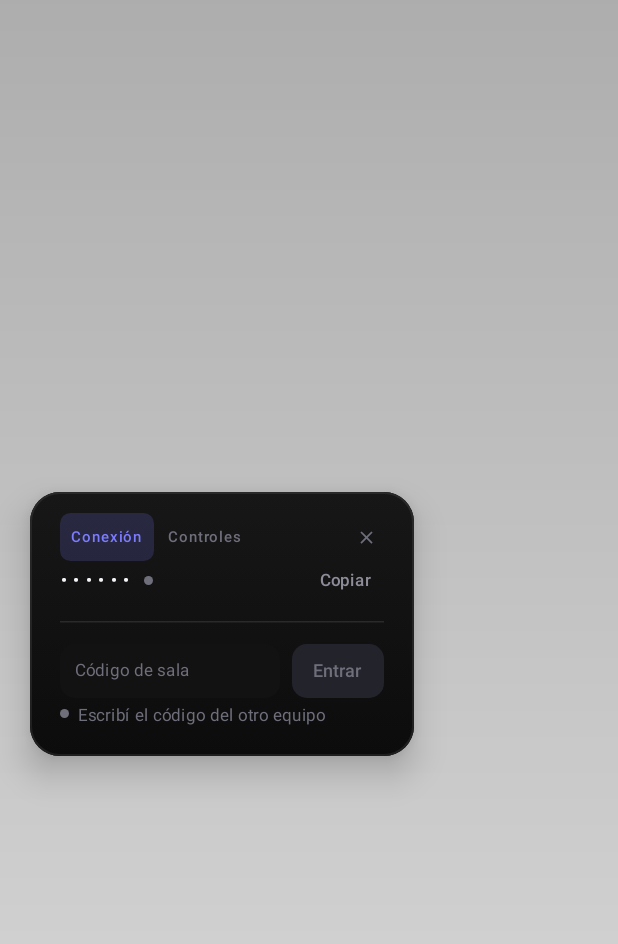
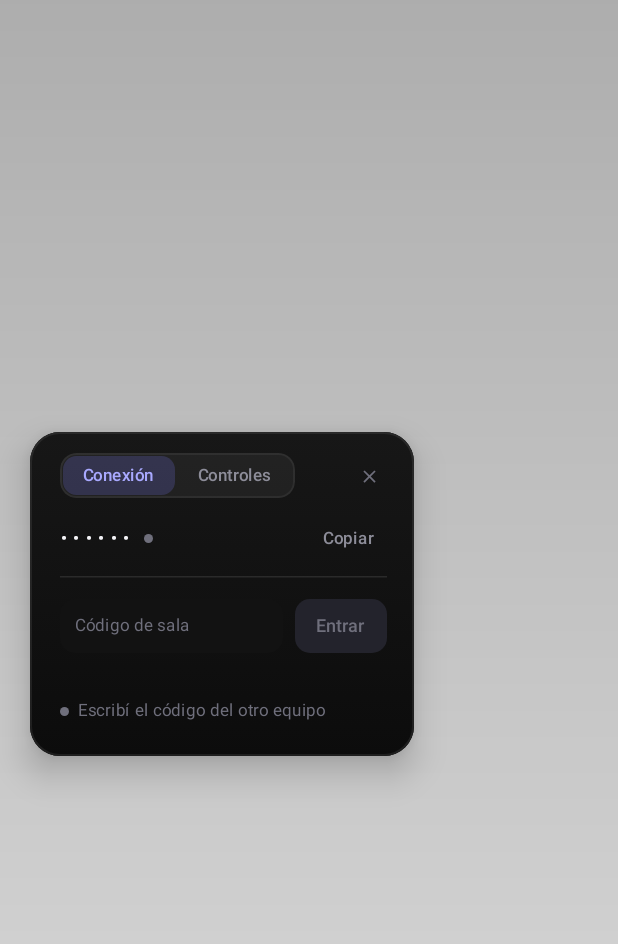
Before and after one commit to essence-s/sincronin-app, an Android app built with Jetpack Compose: the @Preview function FloatingOverlayContentPreview, on a phone screen of 412 x 824 dp. Shown: the top 944 px of the screen. Run offline under Robolectric (Android 15) with nearby library versions, the phone set to English and light mode, and no system bars.

Commit message:
feat(conexión): selector de vistas integrado y tarjeta de alto fijo
La cabecera ahora es un control segmentado separado del código y las dos
vistas de Conexión comparten alto, así entrar a una sala no estira la tarjeta

```diff
--- a/app/src/main/java/com/example/sincronin/presentation/fabmenu/components/ControlsPanel.kt
+++ b/app/src/main/java/com/example/sincronin/presentation/fabmenu/components/ControlsPanel.kt
@@ -57,7 +57,7 @@ internal fun ControlsPanel(
     Column(
         modifier = Modifier
             .fillMaxSize()
-            .padding(start = 20.dp, end = 16.dp, top = 14.dp, bottom = 18.dp)
+            .padding(start = 20.dp, end = 18.dp, top = 14.dp, bottom = 18.dp)
     ) {
         PanelHeader(
             tab = state.tab,
@@ -66,7 +66,7 @@ internal fun ControlsPanel(
             onClose = onClose
         )
 
-        Spacer(Modifier.height(16.dp))
+        Spacer(Modifier.height(14.dp))
 
         Row(
             modifier = Modifier.fillMaxWidth(),
--- a/app/src/main/java/com/example/sincronin/presentation/fabmenu/components/ExpandingMenuFab.kt
+++ b/app/src/main/java/com/example/sincronin/presentation/fabmenu/components/ExpandingMenuFab.kt
@@ -87,14 +87,15 @@ private val FabMargin = 20.dp
 /** Medidas de la tarjeta en cada pestaña: Conexión es la más angosta. */
 private val ConnectionPanelWidth = 256.dp
 
-/** Conexión sin par: el código, el campo para entrar y la línea de estado. */
-private val ConnectionPanelHeight = 176.dp
-
-/** Conexión con gente en la sala: código, órbitas y botón de salir. */
-private val ConnectedPanelHeight = 194.dp
+/**
+ * Alto único de la tarjeta. Las dos vistas de Conexión —solo o con gente en la
+ * sala— comparten el mismo alto, y Controles también: cambiar de vista cambia
+ * lo de dentro, nunca el tamaño de la tarjeta.
+ */
+private val PanelHeight = 216.dp
 
 /** Lado del cuadro donde giran las bolitas de la sala. */
-private val OrbitSize = 46.dp
+private val OrbitSize = 56.dp
 
 /**
  * Cuántas bolitas como mucho. Con más gente la órbita se vuelve un borrón: la
@@ -102,9 +103,8 @@ private val OrbitSize = 46.dp
  */
 private const val MAX_ORBIT_DOTS = 6
 
-/** Controles necesita más ancho para el tema y más alto para la barra. */
+/** Controles necesita más ancho para el tema y la barra de progreso. */
 private val ControlsPanelWidth = 288.dp
-private val ControlsPanelHeight = 216.dp
 
 /** Radio de las esquinas: 28 dp en un botón de 56 dp es un círculo. */
 private val CircleRadius = 28.dp
@@ -157,30 +157,19 @@ fun ExpandingMenuFab(
         val fabWidth = with(density) { fabRectPx.width.toDp() }
         val fabHeight = with(density) { fabRectPx.height.toDp() }
 
-        // La tarjeta cambia de tamaño con la pestaña, animada para que no salte
-        // al cambiar de panel.
+        // Solo el ancho cambia con la pestaña, y va animado para que no salte
+        // al cambiar de panel. El alto es el mismo en todas las vistas.
         val targetWidth =
             if (state.tab == PanelTab.Controls) ControlsPanelWidth else ConnectionPanelWidth
-        val targetHeight = when {
-            state.tab == PanelTab.Controls -> ControlsPanelHeight
-            // Con alguien más en la sala aparece la órbita y el botón de
-            // salir, y la tarjeta necesita un poco más de alto.
-            state.pairing.status == PairingStatus.Connected -> ConnectedPanelHeight
-            else -> ConnectionPanelHeight
-        }
 
         val panelWidth by animateDpAsState(
             targetValue = minOf(maxWidth - FabMargin * 2, targetWidth),
             animationSpec = tween(200),
             label = "panelWidth"
         )
-        val panelHeight by animateDpAsState(
-            targetValue = targetHeight
-                .coerceAtMost(maxHeight - FabMargin * 2)
-                .coerceAtLeast(0.dp),
-            animationSpec = tween(200),
-            label = "panelHeight"
-        )
+        val panelHeight = PanelHeight
+            .coerceAtMost(maxHeight - FabMargin * 2)
+            .coerceAtLeast(0.dp)
 
         // El panel nace de la esquina inferior derecha del botón y se coloca
         // dejando [FabMargin] de aire con el borde, pero nunca más de lo que
@@ -318,16 +307,19 @@ private fun ConnectionPanel(
     Column(
         modifier = Modifier
             .fillMaxSize()
-            .padding(start = 20.dp, end = 20.dp, top = 14.dp, bottom = 18.dp)
+            .padding(start = 20.dp, end = 18.dp, top = 14.dp, bottom = 18.dp)
     ) {
         // La cabecera comparte fila con el código: las pestañas a la izquierda
-        // y el aspa en la esquina, sin gastar una fila propia.
+        // y el aspa en la esquina, sin gastar una fila propia. El aire de abajo
+        // la separa del código para que se lean como dos bloques, menú y dato.
         PanelHeader(
             tab = state.tab,
             enabled = enabled,
             onSelect = onTabSelect,
             onClose = onClose
         )
+
+        Spacer(Modifier.height(14.dp))
 
         // Copiar comparte fila con el código, así que su texto queda centrado
         // respecto a la cifra y no entre la etiqueta y el número.
@@ -373,9 +365,11 @@ private fun ColumnScope.RoomView(
     enabled: Boolean,
     onLeave: () -> Unit
 ) {
-    Spacer(Modifier.height(10.dp))
+    Spacer(Modifier.height(12.dp))
     HorizontalDivider(color = Color.White.copy(alpha = 0.10f))
-    Spacer(Modifier.height(6.dp))
+
+    // La órbita queda centrada en el hueco que dejan la cabecera y el pie.
+    Spacer(Modifier.weight(1f))
 
     RoomOrbit(
         people = state.pairing.people,
@@ -403,7 +397,7 @@ private fun ColumnScope.JoiningView(
     onCodeChange: (String) -> Unit,
     onJoin: () -> Unit
 ) {
-    Spacer(Modifier.height(14.dp))
+    Spacer(Modifier.height(12.dp))
     HorizontalDivider(color = Color.White.copy(alpha = 0.10f))
     Spacer(Modifier.height(14.dp))
 
--- a/app/src/main/java/com/example/sincronin/presentation/fabmenu/components/PanelHeader.kt
+++ b/app/src/main/java/com/example/sincronin/presentation/fabmenu/components/PanelHeader.kt
@@ -1,12 +1,14 @@
 package com.example.sincronin.presentation.fabmenu.components
 
 import androidx.compose.foundation.background
+import androidx.compose.foundation.border
 import androidx.compose.foundation.clickable
 import androidx.compose.foundation.layout.Arrangement
 import androidx.compose.foundation.layout.Box
 import androidx.compose.foundation.layout.Row
 import androidx.compose.foundation.layout.Spacer
 import androidx.compose.foundation.layout.fillMaxWidth
+import androidx.compose.foundation.layout.height
 import androidx.compose.foundation.layout.padding
 import androidx.compose.foundation.layout.size
 import androidx.compose.foundation.shape.RoundedCornerShape
@@ -25,10 +27,13 @@ import androidx.compose.ui.unit.sp
 import com.example.sincronin.presentation.fabmenu.PanelTab
 
 /**
- * Cabecera común de los dos paneles: las pestañas y el aspa de cerrar.
+ * Cabecera común de los dos paneles: el selector de vista y el aspa de cerrar.
  *
- * Es la versión horizontal del menú lateral del escritorio, que también cambia
- * entre Conexión y Controles dentro de la misma ventana.
+ * Las dos vistas van dentro de una misma píldora, como un control segmentado:
+ * así se lee que hay dos interfaces y que una está elegida, en vez de dos
+ * enlaces sueltos pegados al código. Es la versión horizontal del menú lateral
+ * del escritorio, que también cambia entre Conexión y Controles dentro de la
+ * misma ventana.
  */
 @Composable
 internal fun PanelHeader(
@@ -41,7 +46,14 @@ internal fun PanelHeader(
         modifier = Modifier.fillMaxWidth(),
         verticalAlignment = Alignment.CenterVertically
     ) {
-        Row(horizontalArrangement = Arrangement.spacedBy(2.dp)) {
+        Row(
+            modifier = Modifier
+                .clip(RoundedCornerShape(11.dp))
+                .background(Color.White.copy(alpha = 0.05f))
+                .border(1.dp, Color.White.copy(alpha = 0.06f), RoundedCornerShape(11.dp))
+                .padding(2.dp),
+            horizontalArrangement = Arrangement.spacedBy(2.dp)
+        ) {
             TabButton(
                 label = "Conexión",
                 selected = tab == PanelTab.Connection,
@@ -60,6 +72,11 @@ internal fun PanelHeader(
     }
 }
 
+/**
+ * Una vista del selector. La elegida se queda con un fondo del acento y el
+ * texto aclarado; la otra es solo texto, para que el segmentado tenga un
+ * centro claro sin competir con el código de la sala.
+ */
 @Composable
 private fun TabButton(
     label: String,
@@ -69,17 +86,18 @@ private fun TabButton(
 ) {
     Box(
         modifier = Modifier
-            .clip(RoundedCornerShape(7.dp))
-            .background(if (selected) PanelAccent.copy(alpha = 0.18f) else Color.Transparent)
+            .height(26.dp)
+            .clip(RoundedCornerShape(9.dp))
+            .background(if (selected) PanelAccent.copy(alpha = 0.20f) else Color.Transparent)
             .clickable(enabled = enabled && !selected, onClick = onClick)
-            .padding(horizontal = 7.dp, vertical = 4.dp),
+            .padding(horizontal = 13.dp),
         contentAlignment = Alignment.Center
     ) {
         Text(
             text = label,
-            color = if (selected) PanelAccent else PanelMuted,
-            fontSize = 10.sp,
-            letterSpacing = 0.6.sp,
+            color = if (selected) PanelSoft else PanelSecondary,
+            fontSize = 11.sp,
+            letterSpacing = 0.3.sp,
             fontWeight = if (selected) FontWeight.SemiBold else FontWeight.Medium,
             maxLines = 1
         )
```
